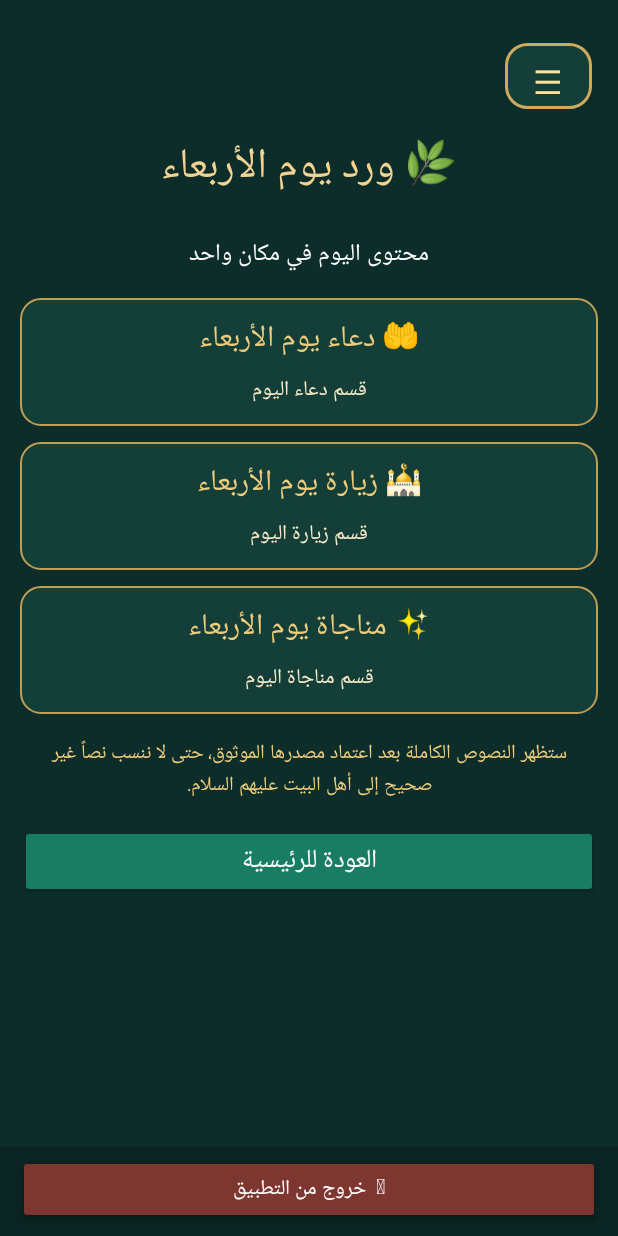
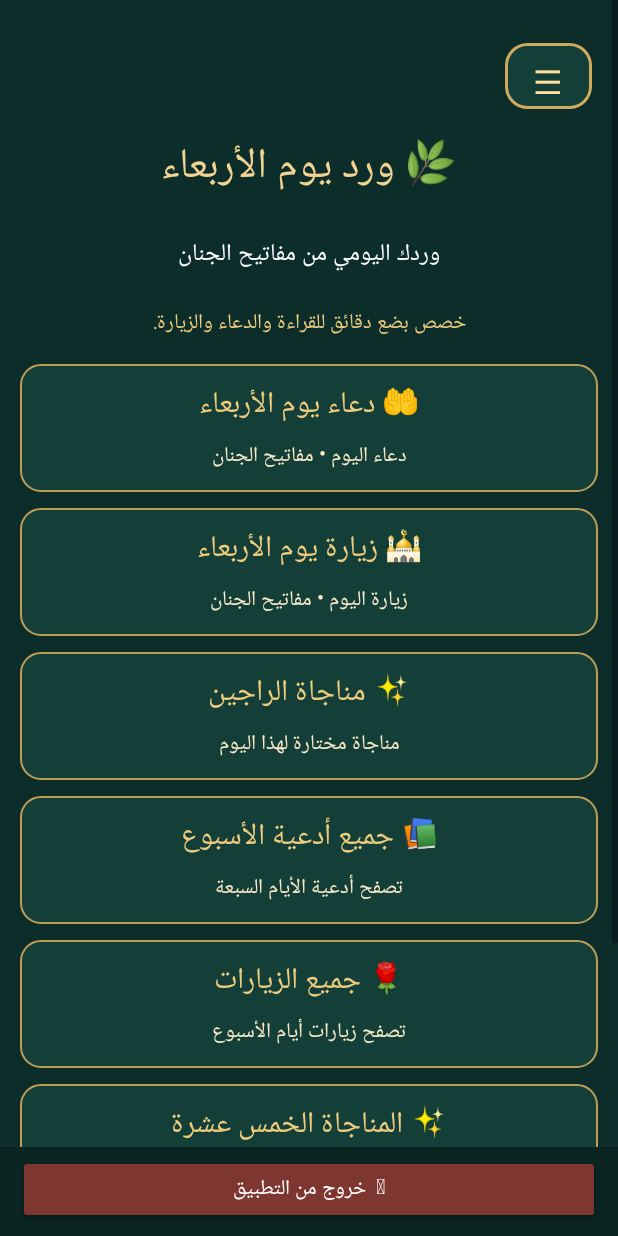
Before and after one commit to zzssa8231-cyber/NoorAlQuran, an Android app: the screen it shows after launch (MainActivity), after a tap on an icon or button, on a phone screen of 412 x 824 dp. Run offline under Robolectric (Android 15) with nearby library versions, the phone set to English and light mode, and no system bars; our stand-ins replace Firebase (no records; nobody signed in at launch, a user with empty details on screens opened directly); 1 other tap on this screen came first.

Commit message:
Complete daily wird with weekday dua ziyara and munajat

```diff
--- a/app/src/main/java/com/nooralquran/app/MainActivity.java
+++ b/app/src/main/java/com/nooralquran/app/MainActivity.java
@@ -391,22 +391,28 @@ public class MainActivity extends Activity {
 
     void showTodayDevotions() {
         String day = todayArabicName();
+        int dayIndex = Calendar.getInstance().get(Calendar.DAY_OF_WEEK) - 1;
+        int[] duaPages = {72,73,74,75,76,77,78};
+        int[] visitPages = {106,108,109,110,111,112,105};
+        String[] munajatNames = {"مناجاة التائبين","مناجاة الشاكين","مناجاة الخائفين","مناجاة الراجين","مناجاة الراغبين","مناجاة الشاكرين","مناجاة المطيعين لله"};
+        int[] munajatPages = {178,179,180,181,182,183,184};
         setup();
         addText("🌿 ورد يوم " + day, 28, Color.rgb(242,211,145));
-        addText("محتوى اليوم في مكان واحد", 16, Color.WHITE);
-        addAdultCard("🤲 دعاء يوم " + day, "قسم دعاء اليوم", () -> showDailyTextNotice("دعاء", day));
-        addAdultCard("🕌 زيارة يوم " + day, "قسم زيارة اليوم", () -> showDailyTextNotice("زيارة", day));
-        addAdultCard("✨ مناجاة يوم " + day, "قسم مناجاة اليوم", () -> showDailyTextNotice("مناجاة", day));
-        addText("ستظهر النصوص الكاملة بعد اعتماد مصدرها الموثوق، حتى لا ننسب نصاً غير صحيح إلى أهل البيت عليهم السلام.", 13, Color.rgb(238,204,125));
+        addText("وردك اليومي من مفاتيح الجنان", 16, Color.WHITE);
+        addText("خصص بضع دقائق للقراءة والدعاء والزيارة.", 14, Color.rgb(238,204,125));
+        addAdultCard("🤲 دعاء يوم " + day, "دعاء اليوم • مفاتيح الجنان", () -> openMafatihPage(duaPages[dayIndex], "دعاء يوم " + day));
+        addAdultCard("🕌 زيارة يوم " + day, "زيارة اليوم • مفاتيح الجنان", () -> openMafatihPage(visitPages[dayIndex], "زيارة يوم " + day));
+        final String munajatName = munajatNames[dayIndex];
+        addAdultCard("✨ " + munajatName, "مناجاة مختارة لهذا اليوم", () -> openMafatihPage(munajatPages[dayIndex], munajatName));
+        addAdultCard("📚 جميع أدعية الأسبوع", "تصفح أدعية الأيام السبعة", this::showWeeklyDuas);
+        addAdultCard("🌹 جميع الزيارات", "تصفح زيارات أيام الأسبوع", this::showWeeklyVisits);
+        addAdultCard("✨ المناجاة الخمس عشرة", "تصفح مجموعة المناجاة كاملة", this::showWeeklyMunasajat);
+        addText("المناجاة المختارة هنا ترتيب يومي مقترح للتصفح، وليست نسبة لتخصيص شرعي لكل يوم.", 12, Color.rgb(238,204,125));
         addButton("العودة للرئيسية", this::home);
     }
 
     void showDailyTextNotice(String type, String day) {
-        setup();
-        addText(type + " يوم " + day, 25, Color.rgb(242,211,145));
-        addText("هذا الموضع مخصص للنص الكامل الموثق لهذا اليوم.", 17, Color.WHITE);
-        addText("لم أضع نصاً منسوباً دون مصدر معتمد تجنباً للخطأ في النصوص الدينية.", 14, Color.rgb(238,204,125));
-        addButton("رجوع إلى ورد اليوم", this::showTodayDevotions);
+        showTodayDevotions();
     }
 
     void addText(String value, int size, int color) {
```
